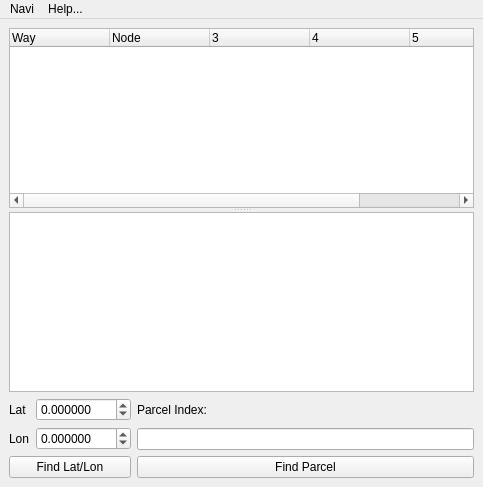
The window that ui/nvroute.ui (berndhs/navi) describes before a commit, drawn with Qt 5.
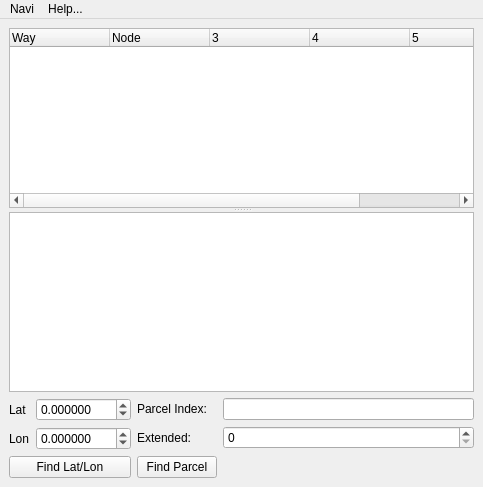
The same window after the commit. Icons and pictures are not drawn.

Commit message: accumulate relations, ways, nodes in neighborhoods

```diff
--- a/ui/nvroute.ui
+++ b/ui/nvroute.ui
@@ -19,7 +19,7 @@
   </property>
   <widget class="QWidget" name="centralwidget">
    <layout class="QGridLayout" name="gridLayout_2">
-    <item row="0" column="0" colspan="2">
+    <item row="0" column="0" colspan="3">
      <widget class="QSplitter" name="splitter">
       <property name="orientation">
        <enum>Qt::Vertical</enum>
@@ -119,16 +119,6 @@
       </item>
      </layout>
     </item>
-    <item row="3" column="0">
-     <widget class="QPushButton" name="findButton">
-      <property name="text">
-       <string>Find Lat/Lon</string>
-      </property>
-     </widget>
-    </item>
-    <item row="2" column="1">
-     <widget class="QLineEdit" name="parcelEdit"/>
-    </item>
     <item row="1" column="1">
      <widget class="QLabel" name="label">
       <property name="text">
@@ -136,6 +126,30 @@
       </property>
      </widget>
     </item>
+    <item row="1" column="2">
+     <widget class="QLineEdit" name="parcelEdit"/>
+    </item>
+    <item row="2" column="1">
+     <widget class="QLabel" name="label_2">
+      <property name="text">
+       <string>Extended:</string>
+      </property>
+     </widget>
+    </item>
+    <item row="2" column="2">
+     <widget class="QSpinBox" name="extendedSize">
+      <property name="maximum">
+       <number>10</number>
+      </property>
+     </widget>
+    </item>
+    <item row="3" column="0">
+     <widget class="QPushButton" name="findButton">
+      <property name="text">
+       <string>Find Lat/Lon</string>
+      </property>
+     </widget>
+    </item>
     <item row="3" column="1">
      <widget class="QPushButton" name="parcelButton">
       <property name="text">
```
The commit also changes 2 other files.
